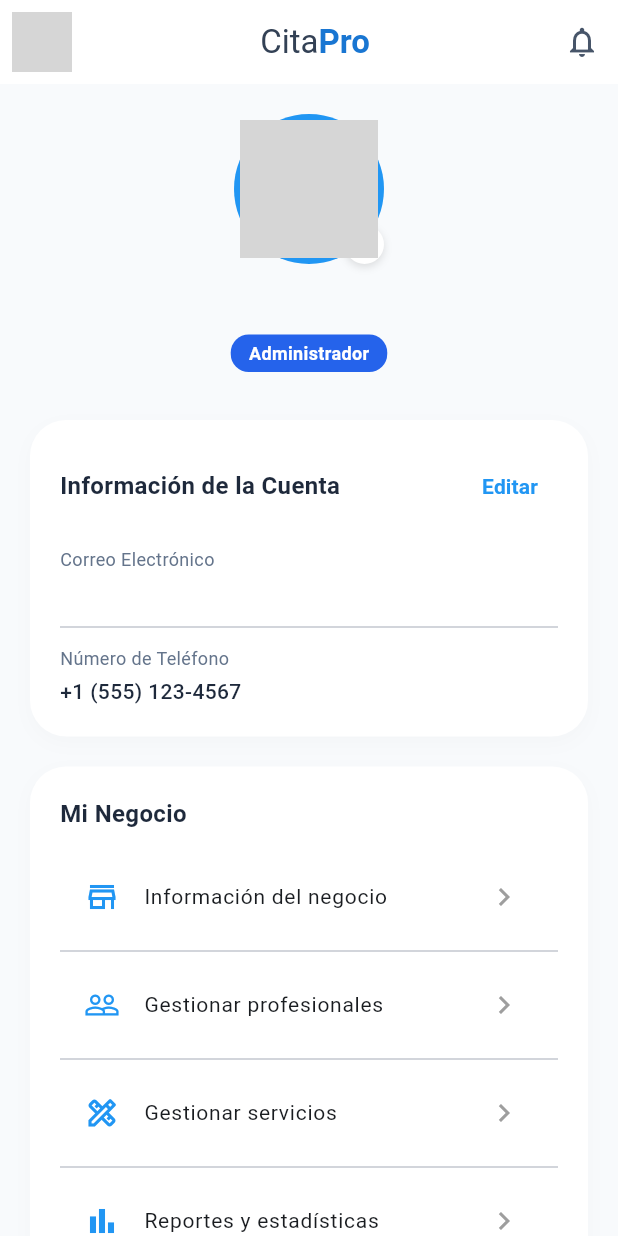
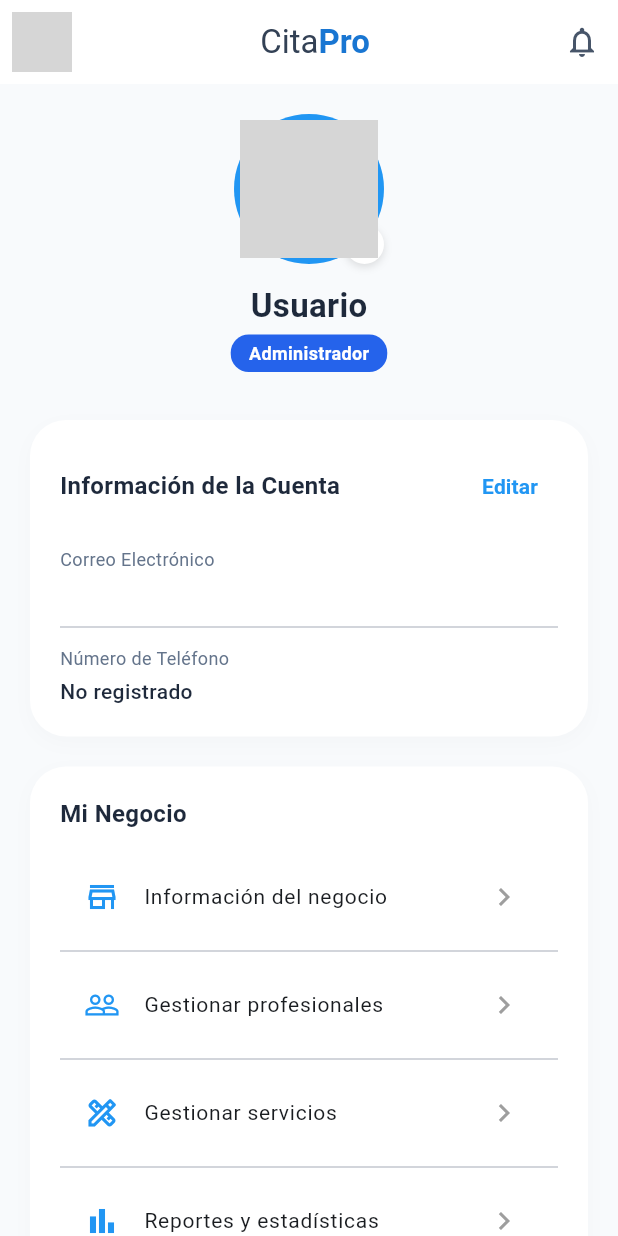
Before and after one commit to OliverRD/CitaPro, a Flutter app: the ProfileScreen screen opened directly, on a phone screen of 412 x 824 dp. Run offline on Flutter 3.47's test engine with Material 3 defaults, Android fonts, the phone set to English and light mode, and no system bars; our stand-ins replace flutter_svg, font_awesome_flutter, google_fonts, google_sign_in, image_picker, supabase_flutter and 1 more; accounts and stored records are empty; network calls fail; grey boxes are pictures that could not be loaded.

Commit message:
Codigo limpio merge olive

```diff
--- a/lib/presentation/views/profile_screen.dart
+++ b/lib/presentation/views/profile_screen.dart
@@ -22,8 +22,7 @@ class ProfileScreen extends StatelessWidget {
         imageQuality: 70,
       );
       if (image != null) {
-        if (context.mounted) Navigator.pop(context);
-        if (context.mounted) Navigator.pop(context);
+        if (context.mounted) Navigator.pop(context); // Cierra el BottomSheet
         File archivoImagen = File(image.path);
         await viewModel.subirFotoUsuario(archivoImagen);
       }
@@ -83,13 +82,11 @@ class ProfileScreen extends StatelessWidget {
 
   @override
   Widget build(BuildContext context) {
-    return ChangeNotifierProvider(
-      create: (_) => ProfileViewModel(),
-      child: Consumer<ProfileViewModel>(
-        builder: (context, viewModel, child) {
+    // 🔥 Escucha el ViewModel global asignado en el main.dart
+    final viewModel = context.watch<ProfileViewModel>();
+
     final String? fotoUrl = viewModel.userPhotoUrl;
-          final ImageProvider imageProvider =
-              (fotoUrl != null && fotoUrl.isNotEmpty)
+    final ImageProvider imageProvider = (fotoUrl != null && fotoUrl.isNotEmpty)
         ? NetworkImage(fotoUrl)
         : const NetworkImage(
                 'https://images.unsplash.com/photo-1534528741775-53994a69daeb?w=300',
@@ -138,11 +135,14 @@ class ProfileScreen extends StatelessWidget {
       ),
       body: viewModel.isLoading
           ? const Center(child: CircularProgressIndicator())
-                : SingleChildScrollView(
+          : RefreshIndicator(
+              onRefresh: () => viewModel.loadUserData(),
+              child: SingleChildScrollView(
+                physics: const AlwaysScrollableScrollPhysics(),
                 padding: const EdgeInsets.all(20.0),
                 child: Column(
                   children: [
-                        // Foto de perfil
+                    // Avatar y Cabecera de Nombre
                     Center(
                       child: Column(
                         children: [
@@ -160,10 +160,8 @@ class ProfileScreen extends StatelessWidget {
                                 bottom: 0,
                                 right: 0,
                                 child: GestureDetector(
-                                      onTap: () => _mostrarOpcionesFoto(
-                                        context,
-                                        viewModel,
-                                      ),
+                                  onTap: () =>
+                                      _mostrarOpcionesFoto(context, viewModel),
                                   child: Container(
                                     padding: const EdgeInsets.all(4),
                                     decoration: const BoxDecoration(
@@ -189,7 +187,9 @@ class ProfileScreen extends StatelessWidget {
                           ),
                           const SizedBox(height: 12),
                           Text(
-                                viewModel.userName,
+                            viewModel.userName.isNotEmpty
+                                ? viewModel.userName
+                                : 'Usuario',
                             style: const TextStyle(
                               fontSize: 22,
                               fontWeight: FontWeight.bold,
@@ -222,7 +222,7 @@ class ProfileScreen extends StatelessWidget {
                     ),
                     const SizedBox(height: 32),
 
-                        // Información de cuenta
+                    // Información de cuenta dinámica
                     _buildSectionCard(
                       title: 'Información de la Cuenta',
                       editText: 'Editar',
@@ -237,14 +237,17 @@ class ProfileScreen extends StatelessWidget {
                           const Divider(height: 24),
                           _buildInfoRow(
                             'Número de Teléfono',
-                                '+1 (555) 123-4567',
+                            // 🔥 CORRECCIÓN: Renderiza el valor real mapeado por el ViewModel
+                            viewModel.userPhone.isNotEmpty
+                                ? viewModel.userPhone
+                                : 'No registrado',
                           ),
                         ],
                       ),
                     ),
                     const SizedBox(height: 20),
 
-                        // Banner según rol
+                    // Paneles dinámicos por Rol
                     if (isAdmin) ...[
                       _buildSectionCard(
                         title: 'Mi Negocio',
@@ -279,8 +282,7 @@ class ProfileScreen extends StatelessWidget {
                           Navigator.push(
                             context,
                             MaterialPageRoute(
-                                  builder: (context) =>
-                                      const BusinessIntroView(),
+                              builder: (context) => const BusinessIntroView(),
                             ),
                           );
                         },
@@ -289,21 +291,11 @@ class ProfileScreen extends StatelessWidget {
                           padding: const EdgeInsets.all(20),
                           decoration: BoxDecoration(
                             gradient: const LinearGradient(
-                                  colors: [
-                                    Color(0xFF1D4ED8),
-                                    Color(0xFF6D28D9),
-                                  ],
+                              colors: [Color(0xFF1D4ED8), Color(0xFF6D28D9)],
                               begin: Alignment.topLeft,
                               end: Alignment.bottomRight,
                             ),
                             borderRadius: BorderRadius.circular(16),
-                                boxShadow: [
-                                  BoxShadow(
-                                    color: Colors.black.withOpacity(0.05),
-                                    blurRadius: 8,
-                                    offset: const Offset(0, 2),
-                                  ),
-                                ],
                           ),
                           child: const Column(
                             crossAxisAlignment: CrossAxisAlignment.start,
@@ -331,15 +323,12 @@ class ProfileScreen extends StatelessWidget {
                     ],
                     const SizedBox(height: 20),
 
-                        // Configuración general
+                    // Sección Configuración General
                     _buildSectionCard(
                       title: 'Configuración',
                       child: Column(
                         children: [
-                              _buildConfigRow(
-                                Icons.credit_card,
-                                'Métodos de Pago',
-                              ),
+                          _buildConfigRow(Icons.credit_card, 'Métodos de Pago'),
                           const Divider(),
                           _buildConfigRow(
                             Icons.location_on_outlined,
@@ -360,7 +349,7 @@ class ProfileScreen extends StatelessWidget {
                     ),
                     const SizedBox(height: 20),
 
-                        // Cerrar sesión
+                    // Botón Cerrar Sesión
                     TextButton.icon(
                       onPressed: () async {
                         await viewModel.signOut();
@@ -388,8 +377,6 @@ class ProfileScreen extends StatelessWidget {
                   ],
                 ),
               ),
-          );
-        },
             ),
     );
   }
@@ -409,7 +396,7 @@ class ProfileScreen extends StatelessWidget {
         borderRadius: BorderRadius.circular(24),
         boxShadow: [
           BoxShadow(
-            color: Colors.black.withValues(alpha: 0.02),
+            color: Colors.black.withOpacity(0.02),
             blurRadius: 10,
             offset: const Offset(0, 4),
           ),
```
Also changed, not shown: lib/data/repositories/auth_repository_impl.dart (+4 -7 lines), lib/main.dart (+65 -18 lines), lib/presentation/viewmodels/login_viewmodel.dart (+36 -4 lines), lib/presentation/viewmodels/profile_viewmodel.dart (+74 -12 lines), lib/presentation/views/login_view.dart (+17 -45 lines). Lines whose indentation alone changed are shown as unchanged.
